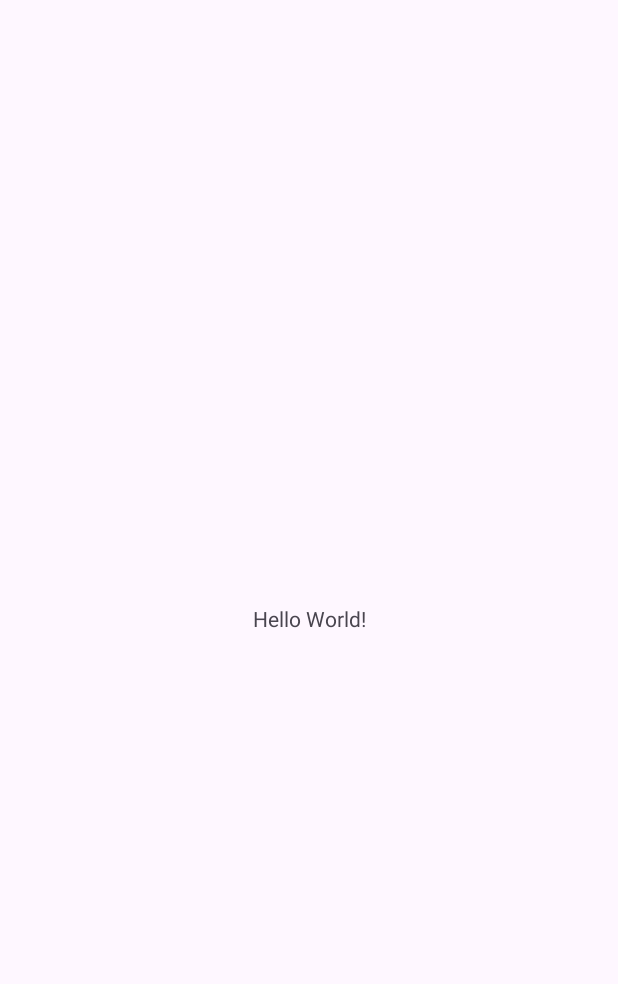
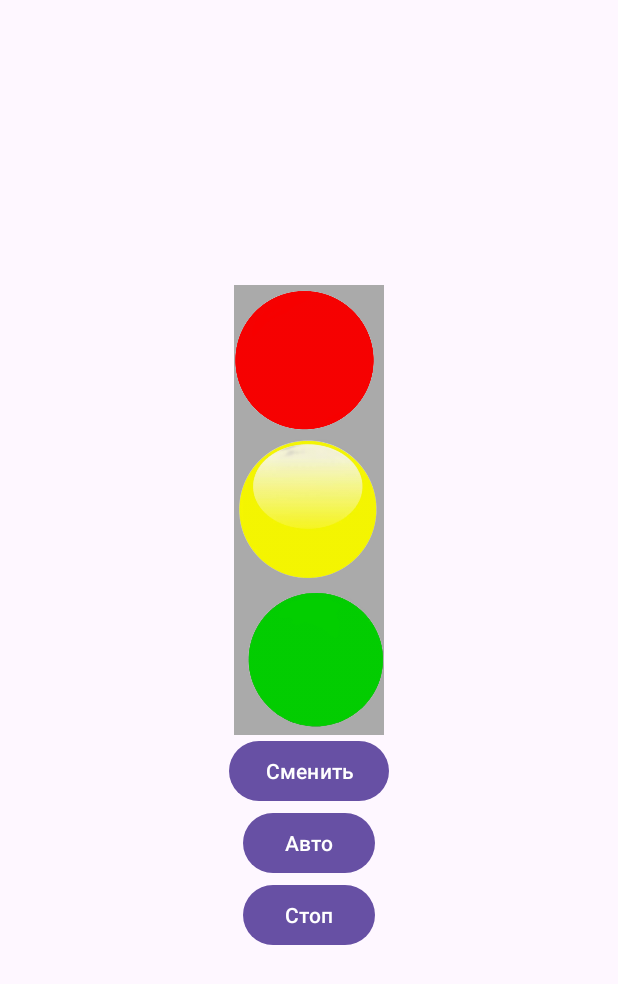
Before and after one commit to 123rjwq/traffic_lights_v2, an Android app: the screen it shows after launch (MainActivity), on a phone screen of 412 x 824 dp. Before the commit the part shown is almost empty. Shown: the top 984 px of the screen. Run offline under Robolectric (Android 15) with nearby library versions, the phone set to English and light mode, and no system bars.

Commit message:
2
рабочий код

```diff
--- a/pr_28/app/src/main/java/com/example/pr_28_traffic_lights_rom_kir/MainActivity.kt
+++ b/pr_28/app/src/main/java/com/example/pr_28_traffic_lights_rom_kir/MainActivity.kt
@@ -1,11 +1,97 @@
 package com.example.pr_28_traffic_lights_rom_kir
 
+import android.os.Bundle
+import android.os.Handler
+import android.os.Looper
+import android.widget.Button
+import android.widget.ImageView
 import androidx.appcompat.app.AppCompatActivity
-import android.os.Bundle
 
 class MainActivity : AppCompatActivity() {
+
+    // Объявление переменных для хранения ссылок на элементы интерфейса
+    private lateinit var redLight: ImageView
+    private lateinit var yellowLight: ImageView
+    private lateinit var greenLight: ImageView
+    private lateinit var changeLightButton: Button
+    private lateinit var autoButton: Button
+    private lateinit var stopButton: Button
+
+    // Переменная для отслеживания текущего состояния светофора
+    // 0 - красный, 1 - желтый, 2 - зеленый
+    private var currentLight = 0
+    // Флаг для управления автоматической сменой состояний светофора
+    private var isAuto = false
+    // Создание Handler для управления потоками
+    private val handler = Handler(Looper.getMainLooper())
+    // Runnable для автоматической смены состояний светофора
+    private val runnable = object : Runnable {
+        override fun run() {
+            // Вызов метода для смены состояния светофора
+            changeLight()
+            // Проверка флага isAuto и повторное запуск Runnable через 1 секунду, если флаг установлен
+            if (isAuto) {
+                handler.postDelayed(this, 1000) // Смена состояния каждую секунду
+            }
+        }
+    }
+
     override fun onCreate(savedInstanceState: Bundle?) {
-        super.onCreate(savedInstanceState)
-        setContentView(R.layout.activity_main)
+        super.onCreate(savedInstanceState) // Вызов метода onCreate суперкласса
+        setContentView(R.layout.activity_main) // Установка макета для активности
+
+        // Инициализация переменных для работы с элементами интерфейса
+        redLight = findViewById(R.id.redLight)
+        yellowLight = findViewById(R.id.yellowLight)
+        greenLight = findViewById(R.id.greenLight)
+        changeLightButton = findViewById(R.id.changeLightButton)
+        autoButton = findViewById(R.id.autoButton)
+        stopButton = findViewById(R.id.stopButton)
+
+        // Обработчик нажатия на кнопку смены светофора
+        changeLightButton.setOnClickListener {
+            changeLight() // Вызов функции смены светофора
+        }
+
+        // Обработчик нажатия на кнопку "Авто" для автоматической смены светофора
+        autoButton.setOnClickListener {
+            isAuto = true // Включение автоматической смены
+            handler.post(runnable) // Запуск автоматической смены светофора
+        }
+
+        // Обработчик нажатия на кнопку "Стоп" для остановки автоматической смены светофора
+        stopButton.setOnClickListener {
+            isAuto = false // Выключение автоматической смены
+            handler.removeCallbacks(runnable) // Остановка автоматической смены светофора
+        }
+    }
+
+    private fun changeLight() {
+        when (currentLight) {
+            0 -> {
+                redLight.setImageResource(R.drawable.grey_circle)
+                yellowLight.setImageResource(R.drawable.yellow_circle)
+                greenLight.setImageResource(R.drawable.grey_circle)
+                currentLight = 1
+            }
+            1 -> {
+                redLight.setImageResource(R.drawable.grey_circle)
+                yellowLight.setImageResource(R.drawable.grey_circle)
+                greenLight.setImageResource(R.drawable.green_circle)
+                currentLight = 2
+            }
+            2 -> {
+                redLight.setImageResource(R.drawable.grey_circle)
+                yellowLight.setImageResource(R.drawable.yellow_circle)
+                greenLight.setImageResource(R.drawable.grey_circle)
+                currentLight = 3
+            }
+            3 -> {
+                redLight.setImageResource(R.drawable.red_circle)
+                yellowLight.setImageResource(R.drawable.grey_circle)
+                greenLight.setImageResource(R.drawable.grey_circle)
+                currentLight = 0
+            }
+        }
     }
 }
--- a/pr_28/app/src/main/res/layout/activity_main.xml
+++ b/pr_28/app/src/main/res/layout/activity_main.xml
@@ -6,13 +6,51 @@
     android:layout_height="match_parent"
     tools:context=".MainActivity">
 
-    <TextView
-        android:layout_width="wrap_content"
-        android:layout_height="wrap_content"
-        android:text="Hello World!"
-        app:layout_constraintBottom_toBottomOf="parent"
-        app:layout_constraintEnd_toEndOf="parent"
-        app:layout_constraintStart_toStartOf="parent"
-        app:layout_constraintTop_toTopOf="parent" />
+    <LinearLayout
+        android:layout_width="match_parent"
+        android:layout_height="match_parent"
+        android:orientation="vertical"
+        android:gravity="center">
+
+        <ImageView
+            android:id="@+id/redLight"
+            android:layout_width="100dp"
+            android:layout_height="100dp"
+            android:src="@drawable/red_circle"
+            android:background="@android:color/darker_gray" />
+
+        <ImageView
+            android:id="@+id/yellowLight"
+            android:layout_width="100dp"
+            android:layout_height="100dp"
+            android:src="@drawable/yellow_circle"
+            android:background="@android:color/darker_gray" />
+
+        <ImageView
+            android:id="@+id/greenLight"
+            android:layout_width="100dp"
+            android:layout_height="100dp"
+            android:src="@drawable/green_circle"
+            android:background="@android:color/darker_gray" />
+
+        <Button
+            android:id="@+id/changeLightButton"
+            android:layout_width="wrap_content"
+            android:layout_height="wrap_content"
+            android:text="Сменить" />
+        <Button
+            android:id="@+id/autoButton"
+            android:layout_width="wrap_content"
+            android:layout_height="wrap_content"
+            android:text="Авто" />
+
+        <Button
+            android:id="@+id/stopButton"
+            android:layout_width="wrap_content"
+            android:layout_height="wrap_content"
+            android:text="Стоп" />
+
+    </LinearLayout>
+
 
 </androidx.constraintlayout.widget.ConstraintLayout>
```
Also changed, not shown: pr_28/app/src/main/res/drawable/green_circle.png (added), pr_28/app/src/main/res/drawable/grey_circle.png (added), pr_28/app/src/main/res/drawable/red_circle.png (added), pr_28/app/src/main/res/drawable/yellow_circle.png (added), 1 other file.
